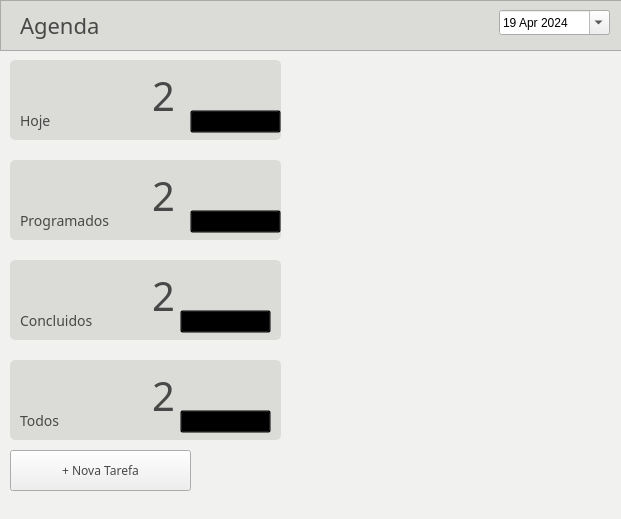
First picture: the form in views/formPrincipal.ui, repository andrecamposdelfino/agenda, before the edit.
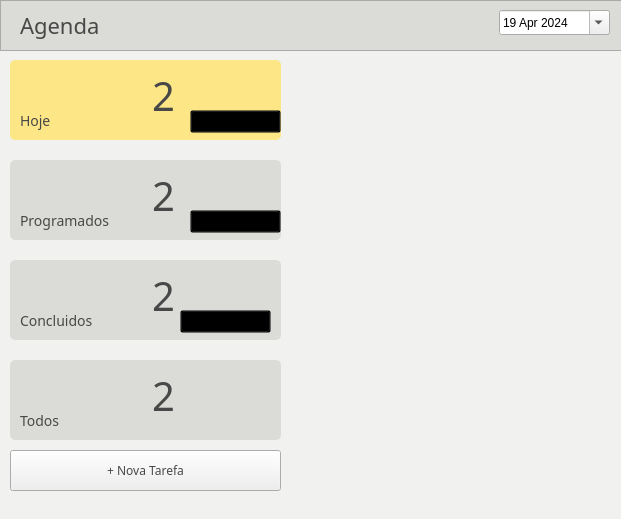
Second picture: the form after the edit. Icons and pictures are not drawn.

Patch:
```diff
--- a/views/formPrincipal.ui
+++ b/views/formPrincipal.ui
@@ -121,7 +121,7 @@
     </property>
     <property name="styleSheet">
      <string notr="true">#frameHoje{
-background-color:#Dbdcd8;
+background-color:#fde685;
 border-radius:5px;
 
 }</string>
@@ -315,27 +315,6 @@
       <string>Todos</string>
      </property>
     </widget>
-    <widget class="QPushButton" name="btnVisualizarTodos">
-     <property name="geometry">
-      <rect>
-       <x>170</x>
-       <y>50</y>
-       <width>91</width>
-       <height>23</height>
-      </rect>
-     </property>
-     <property name="cursor">
-      <cursorShape>PointingHandCursor</cursorShape>
-     </property>
-     <property name="styleSheet">
-      <string notr="true">#btnVisualizarTodos{
-background-color:transparent;
-}</string>
-     </property>
-     <property name="text">
-      <string>Visualizar lista</string>
-     </property>
-    </widget>
    </widget>
    <widget class="QFrame" name="frameConcluidos">
     <property name="geometry">
@@ -457,7 +436,7 @@
      <rect>
       <x>10</x>
       <y>450</y>
-      <width>181</width>
+      <width>271</width>
       <height>41</height>
      </rect>
     </property>
@@ -482,7 +461,7 @@
       <x>300</x>
       <y>60</y>
       <width>311</width>
-      <height>421</height>
+      <height>431</height>
      </rect>
     </property>
     <property name="styleSheet">
```
